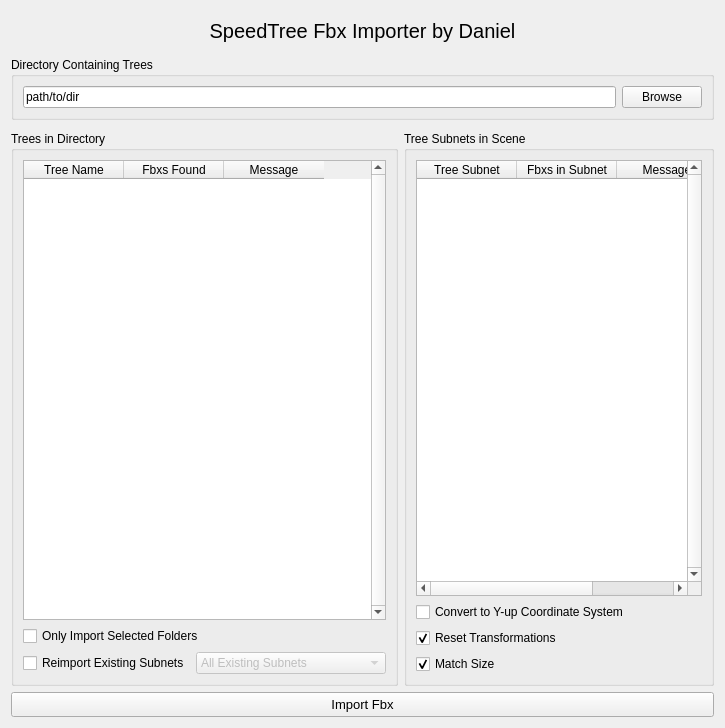
The window that SpeedTreeAssetGenerator/SpeedTreeImportFbxUI.ui (danieltslee/SpeedTreeFbxImporter) describes before a commit, drawn with Qt 5.
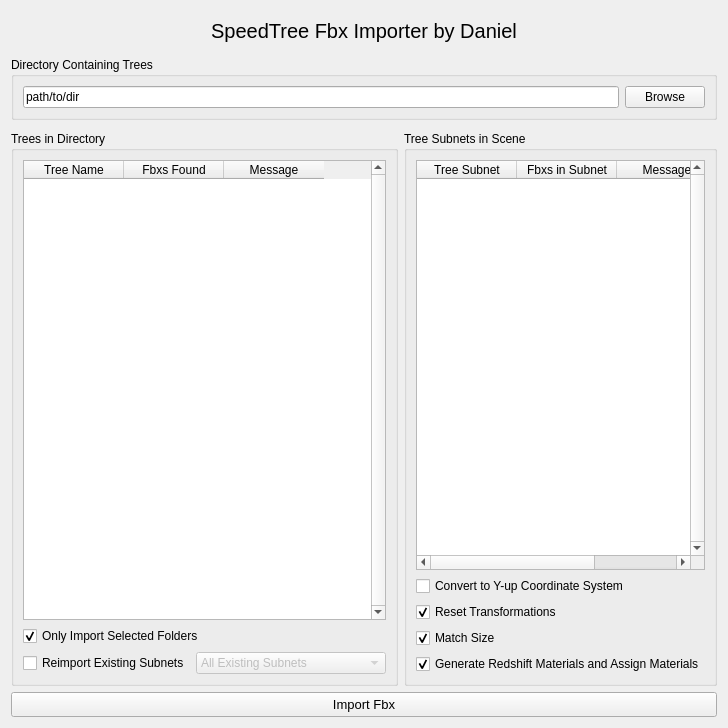
The same window after the commit.

Commit message: images folder and python_panels folder added genRsMatandAssign keyword arg in treeSubnetsReformat

Diff of the .ui file:
```diff
--- a/SpeedTreeAssetGenerator/SpeedTreeImportFbxUI.ui
+++ b/SpeedTreeAssetGenerator/SpeedTreeImportFbxUI.ui
@@ -152,6 +152,9 @@
           <property name="text">
            <string>Only Import Selected Folders</string>
           </property>
+          <property name="checked">
+           <bool>true</bool>
+          </property>
          </widget>
         </item>
         <item>
@@ -288,6 +291,19 @@
           </property>
          </widget>
         </item>
+        <item>
+         <widget class="QCheckBox" name="genRsMatandAssign">
+          <property name="toolTip">
+           <string>&lt;html&gt;&lt;head/&gt;&lt;body&gt;&lt;p&gt;If &lt;span style=&quot; font-weight:600;&quot;&gt;checked&lt;/span&gt;, generate matnet with Redshift materials and assign materials to geometry.&lt;/p&gt;&lt;/body&gt;&lt;/html&gt;</string>
+          </property>
+          <property name="text">
+           <string>Generate Redshift Materials and Assign Materials</string>
+          </property>
+          <property name="checked">
+           <bool>true</bool>
+          </property>
+         </widget>
+        </item>
        </layout>
       </widget>
      </item>
```
